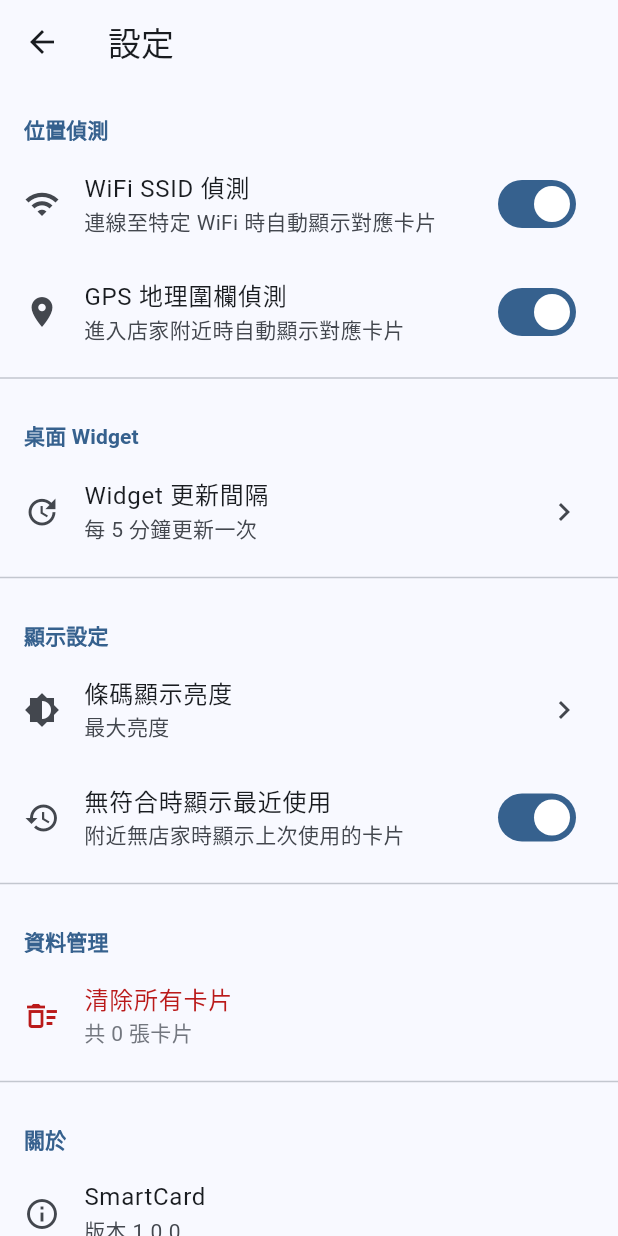
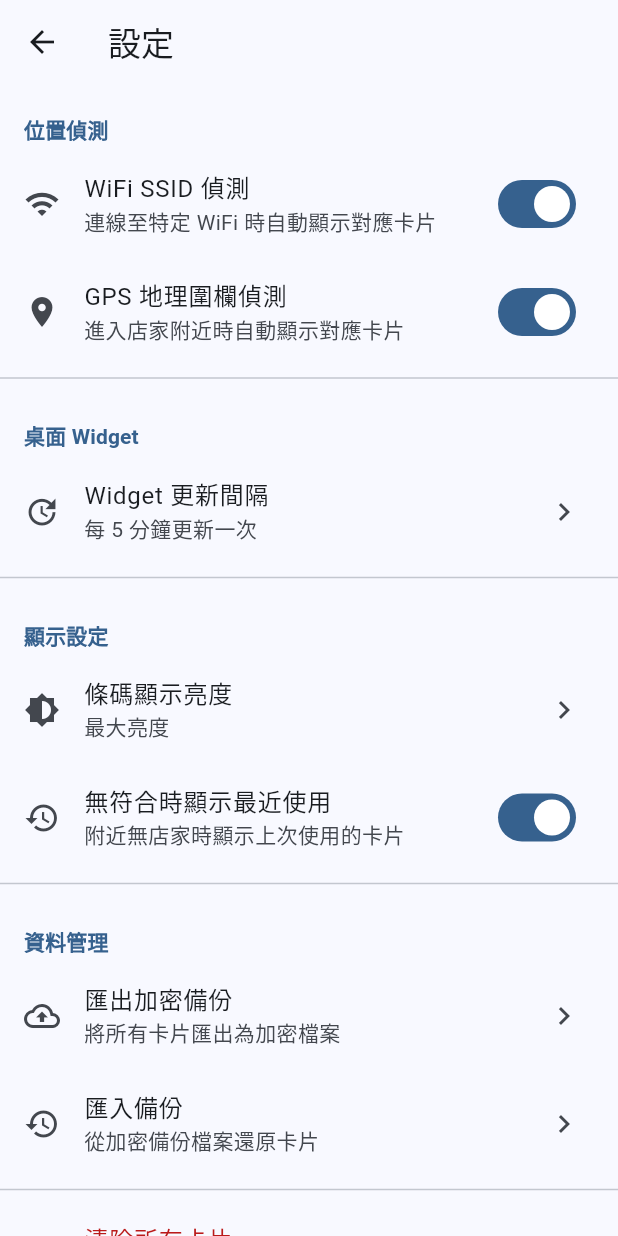
Before and after one commit to DdouWill/smartcard, a Flutter app: the SettingsScreen screen opened by its route, on a phone screen of 412 x 824 dp. Run offline on Flutter 3.47's test engine with Material 3 defaults, Android fonts, the phone set to English and light mode, and no system bars; our stand-ins replace barcode_widget, flutter_secure_storage, geolocator, hive, hive_flutter, image_picker and 3 more; missing offline and left inert: google_mlkit_barcode_scanning, home_widget, network_info_plus; accounts and stored records are empty.

Commit message:
feat: add export/import backup placeholders to SettingsScreen
Add UI entries for encrypted backup export and import
with Phase 3 placeholder messages, per UI_SPEC.md data management section.

```diff
--- a/lib/screens/settings_screen.dart
+++ b/lib/screens/settings_screen.dart
@@ -104,6 +104,38 @@ class SettingsScreen extends StatelessWidget {
 
               // ── 資料管理區塊 ──
               _SectionHeader(title: '資料管理'),
+
+              // 匯出加密備份
+              ListTile(
+                leading: const Icon(Icons.backup_outlined),
+                title: const Text('匯出加密備份'),
+                subtitle: const Text('將所有卡片匯出為加密檔案'),
+                trailing: const Icon(Icons.chevron_right),
+                onTap: () {
+                  ScaffoldMessenger.of(context).showSnackBar(
+                    const SnackBar(
+                      content: Text('匯出功能將在 Phase 3 實作'),
+                    ),
+                  );
+                },
+              ),
+
+              // 匯入備份
+              ListTile(
+                leading: const Icon(Icons.restore),
+                title: const Text('匯入備份'),
+                subtitle: const Text('從加密備份檔案還原卡片'),
+                trailing: const Icon(Icons.chevron_right),
+                onTap: () {
+                  ScaffoldMessenger.of(context).showSnackBar(
+                    const SnackBar(
+                      content: Text('匯入功能將在 Phase 3 實作'),
+                    ),
+                  );
+                },
+              ),
+
+              const Divider(),
 
               // 清除所有卡片
               ListTile(
```
